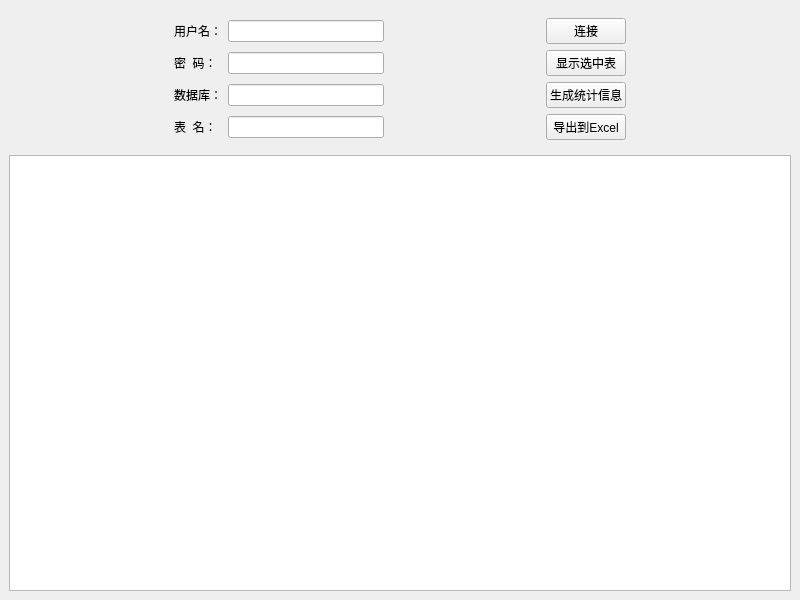
This is TaiShi/mainwindow.ui in lyxiong0/xingyun-client as Qt 5 draws it before an edit. The edited form follows.
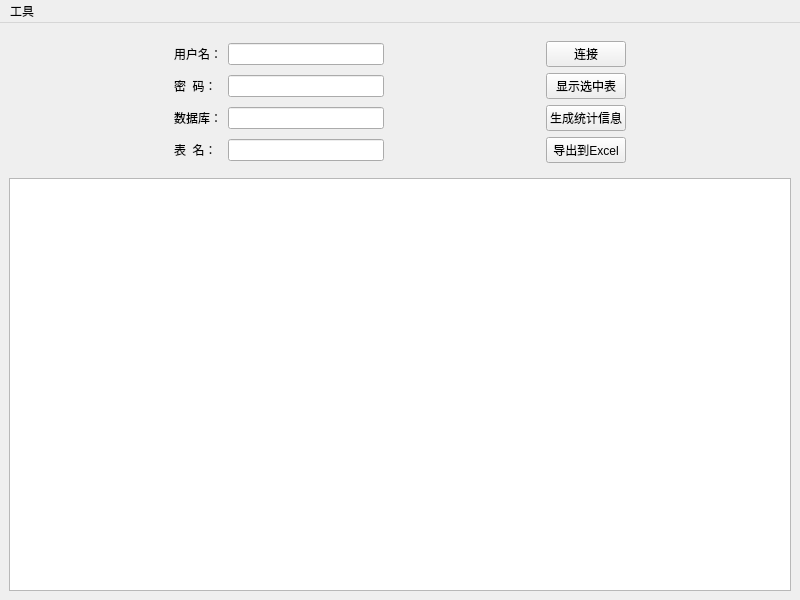
This is the edited form.

```diff
--- a/TaiShi/mainwindow.ui
+++ b/TaiShi/mainwindow.ui
@@ -147,6 +147,38 @@
     </item>
    </layout>
   </widget>
+  <widget class="QMenuBar" name="menuBar">
+   <property name="geometry">
+    <rect>
+     <x>0</x>
+     <y>0</y>
+     <width>800</width>
+     <height>31</height>
+    </rect>
+   </property>
+   <widget class="QMenu" name="menu">
+    <property name="title">
+     <string>工具</string>
+    </property>
+    <addaction name="actionadd"/>
+    <addaction name="separator"/>
+    <addaction name="actionqu"/>
+   </widget>
+   <addaction name="menu"/>
+  </widget>
+  <action name="actionadd">
+   <property name="text">
+    <string>添加水印</string>
+   </property>
+   <property name="iconText">
+    <string>水印</string>
+   </property>
+  </action>
+  <action name="actionqu">
+   <property name="text">
+    <string>取出水印</string>
+   </property>
+  </action>
  </widget>
  <resources/>
  <connections/>
```
